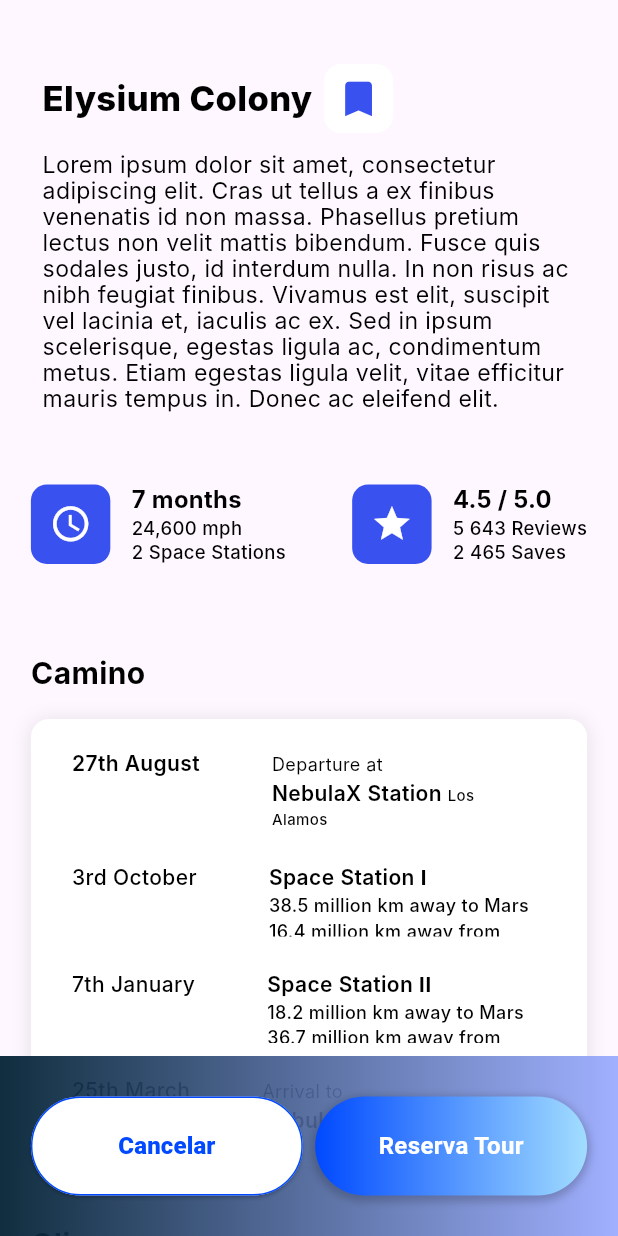
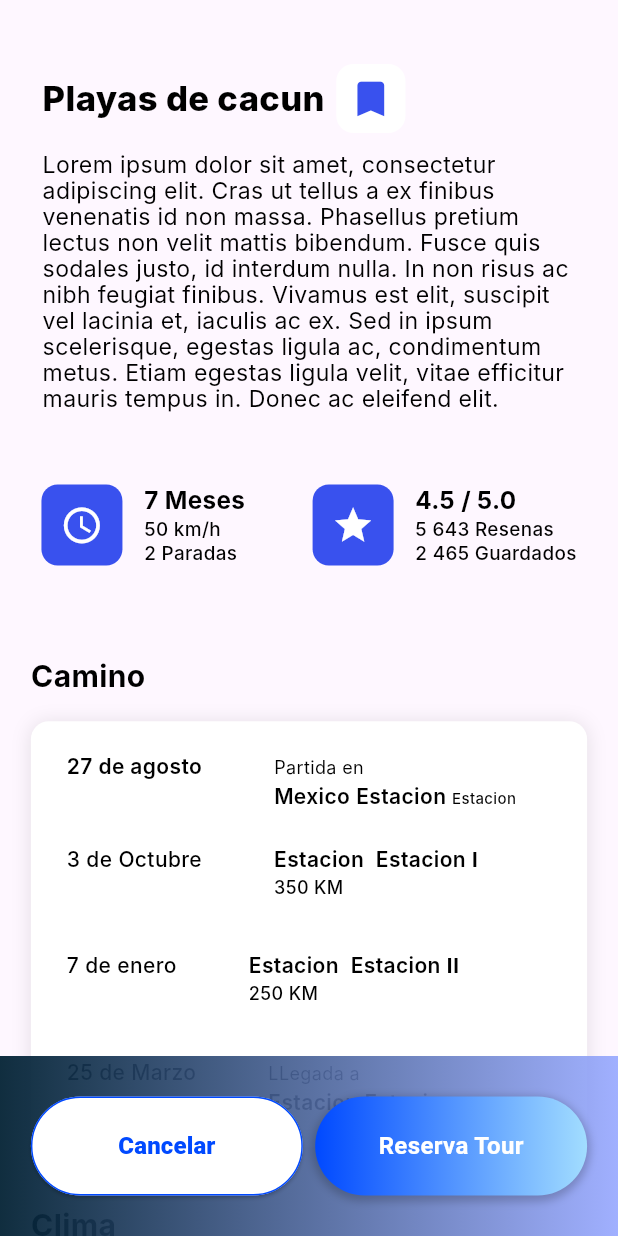
Before and after one commit to MijaelMendoza/Travel_booking, a Flutter app: the ElysiumColony screen opened directly, scrolled down 576 dp, on a phone screen of 412 x 824 dp. Run offline on Flutter 3.47's test engine with Material 3 defaults, Android fonts, the phone set to English and light mode, and no system bars; our stand-ins replace animated_splash_screen, device_preview, firebase_auth, firebase_core; accounts and stored records are empty; Roboto replaces fonts that are missing (Inter, Iowan Old Style).

Commit message:
ultimos cambios

```diff
--- a/lib/booking_service/booking_page.dart
+++ b/lib/booking_service/booking_page.dart
@@ -218,7 +218,7 @@ class Booking extends StatelessWidget {
                                       TextSpan(
                                         children: [
                                           TextSpan(
-                                            text: 'Departure\n',
+                                            text: 'Partida\n',
                                             style: TextStyle(
                                               color: Colors.black,
                                               fontSize: 16,
@@ -227,7 +227,7 @@ class Booking extends StatelessWidget {
                                             ),
                                           ),
                                           TextSpan(
-                                            text: '27th Aug',
+                                            text: '27 de Agosto',
                                             style: TextStyle(
                                               color: Colors.black,
                                               fontSize: 14,
@@ -243,7 +243,7 @@ class Booking extends StatelessWidget {
                                       TextSpan(
                                         children: [
                                           TextSpan(
-                                            text: 'Arrival\n',
+                                            text: 'Llegada\n',
                                             style: TextStyle(
                                               color: Colors.black,
                                               fontSize: 16,
@@ -252,7 +252,7 @@ class Booking extends StatelessWidget {
                                             ),
                                           ),
                                           TextSpan(
-                                            text: '25th Mar',
+                                            text: '25 de Marzo',
                                             style: TextStyle(
                                               color: Colors.black,
                                               fontSize: 14,
@@ -277,7 +277,7 @@ class Booking extends StatelessWidget {
                                             ),
                                           ),
                                           TextSpan(
-                                            text: 'Passengers',
+                                            text: 'Pasajeros',
                                             style: TextStyle(
                                               color: Colors.black,
                                               fontSize: 14,
@@ -340,7 +340,7 @@ class Booking extends StatelessWidget {
                                   ),
                                   SizedBox(height: 8),
                                   Text(
-                                    'No of tickets',
+                                    'No de tickets',
                                     style: TextStyle(
                                       color: Colors.black,
                                       fontSize: 14,
--- a/lib/components/bottom_navbar.dart
+++ b/lib/components/bottom_navbar.dart
@@ -159,10 +159,10 @@ class NavBarState extends State<NavBar> {
   ];
 
   List<String> listOfStrings = [
-    'Home',
-    'Bookings',
-    'Saves',
-    'Account',
+    'Inicio',
+    'Reservas',
+    'Guardados',
+    'Mi cuenta',
   ];
 
   List<Widget> screens = [
--- a/lib/components/elysium_colony.dart
+++ b/lib/components/elysium_colony.dart
@@ -95,7 +95,7 @@ class _ElysiumColonyState extends State<ElysiumColony> {
                             child: const Row(
                               children: [
                                 Text(
-                                  'Elysium Colony',
+                                  'Playas de cacun',
                                   style: TextStyle(
                                     color: Colors.black,
                                     fontSize: 24,
@@ -223,7 +223,7 @@ class _ElysiumColonyState extends State<ElysiumColony> {
                                 crossAxisAlignment: CrossAxisAlignment.start,
                                 children: [
                                   Text(
-                                    '7 months',
+                                    '7 Meses',
                                     style: TextStyle(
                                       color: Colors.black,
                                       fontSize: 18,
@@ -234,7 +234,7 @@ class _ElysiumColonyState extends State<ElysiumColony> {
                                   ),
                                   SizedBox(height: 3),
                                   Text(
-                                    '24,600 mph',
+                                    '50 km/h',
                                     style: TextStyle(
                                       color: Colors.black,
                                       fontSize: 14,
@@ -245,7 +245,7 @@ class _ElysiumColonyState extends State<ElysiumColony> {
                                   ),
                                   SizedBox(height: 3),
                                   Text(
-                                    '2 Space Stations',
+                                    '2 Paradas',
                                     style: TextStyle(
                                       color: Colors.black,
                                       fontSize: 14,
@@ -306,7 +306,7 @@ class _ElysiumColonyState extends State<ElysiumColony> {
                                   ),
                                   SizedBox(height: 3),
                                   Text(
-                                    '5 643 Reviews',
+                                    '5 643 Resenas',
                                     style: TextStyle(
                                       color: Colors.black,
                                       fontSize: 14,
@@ -317,7 +317,7 @@ class _ElysiumColonyState extends State<ElysiumColony> {
                                   ),
                                   SizedBox(height: 3),
                                   Text(
-                                    '2 465 Saves',
+                                    '2 465 Guardados',
                                     style: TextStyle(
                                       color: Colors.black,
                                       fontSize: 14,
@@ -413,7 +413,7 @@ class _ElysiumColonyState extends State<ElysiumColony> {
                                             CrossAxisAlignment.start,
                                         children: [
                                           Text(
-                                            '27th August',
+                                            '27 de agosto',
                                             style: TextStyle(
                                               color: Colors.black,
                                               fontSize: 14,
@@ -428,7 +428,7 @@ class _ElysiumColonyState extends State<ElysiumColony> {
                                               TextSpan(
                                                 children: [
                                                   TextSpan(
-                                                    text: 'Departure at',
+                                                    text: 'Partida en',
                                                     style: TextStyle(
                                                       color: Colors.black,
                                                       fontSize: 12,
@@ -448,7 +448,7 @@ class _ElysiumColonyState extends State<ElysiumColony> {
                                                     ),
                                                   ),
                                                   TextSpan(
-                                                    text: 'NebulaX',
+                                                    text: 'Mexico',
                                                     style: TextStyle(
                                                       color: Colors.black,
                                                       fontSize: 14,
@@ -468,7 +468,7 @@ class _ElysiumColonyState extends State<ElysiumColony> {
                                                     ),
                                                   ),
                                                   TextSpan(
-                                                    text: 'Station ',
+                                                    text: 'Estacion ',
                                                     style: TextStyle(
                                                       color: Colors.black,
                                                       fontSize: 14,
@@ -478,7 +478,7 @@ class _ElysiumColonyState extends State<ElysiumColony> {
                                                     ),
                                                   ),
                                                   TextSpan(
-                                                    text: 'Los Alamos ',
+                                                    text: 'Estacion ',
                                                     style: TextStyle(
                                                       color: Colors.black,
                                                       fontSize: 10,
@@ -502,7 +502,7 @@ class _ElysiumColonyState extends State<ElysiumColony> {
                                             CrossAxisAlignment.start,
                                         children: [
                                           Text(
-                                            '3rd October',
+                                            '3 de Octubre',
                                             style: TextStyle(
                                               color: Colors.black,
                                               fontSize: 14,
@@ -518,7 +518,7 @@ class _ElysiumColonyState extends State<ElysiumColony> {
                                               TextSpan(
                                                 children: [
                                                   TextSpan(
-                                                    text: 'Space',
+                                                    text: 'Estacion ',
                                                     style: TextStyle(
                                                       color: Colors.black,
                                                       fontSize: 14,
@@ -538,7 +538,7 @@ class _ElysiumColonyState extends State<ElysiumColony> {
                                                     ),
                                                   ),
                                                   TextSpan(
-                                                    text: 'Station ',
+                                                    text: 'Estacion ',
                                                     style: TextStyle(
                                                       color: Colors.black,
                                                       fontSize: 14,
@@ -570,7 +570,7 @@ class _ElysiumColonyState extends State<ElysiumColony> {
                                                   ),
                                                   TextSpan(
                                                     text:
-                                                        '38.5 million km away to Mars\n16.4 million km away from Earth\n',
+                                                        '350 KM',
                                                     style: TextStyle(
                                                       color: Colors.black,
                                                       fontSize: 12,
@@ -594,7 +594,7 @@ class _ElysiumColonyState extends State<ElysiumColony> {
                                             CrossAxisAlignment.start,
                                         children: [
                                           Text(
-                                            '7th January',
+                                            '7 de enero',
                                             style: TextStyle(
                                               color: Colors.black,
                                               fontSize: 14,
@@ -610,7 +610,7 @@ class _ElysiumColonyState extends State<ElysiumColony> {
                                               TextSpan(
                                                 children: [
                                                   TextSpan(
-                                                    text: 'Space',
+                                                    text: 'Estacion ',
                                                     style: TextStyle(
                                                       color: Colors.black,
                                                       fontSize: 14,
@@ -630,7 +630,7 @@ class _ElysiumColonyState extends State<ElysiumColony> {
                                                     ),
                                                   ),
                                                   TextSpan(
-                                                    text: 'Station ',
+                                                    text: 'Estacion ',
                                                     style: TextStyle(
                                                       color: Colors.black,
                                                       fontSize: 14,
@@ -662,7 +662,7 @@ class _ElysiumColonyState extends State<ElysiumColony> {
                                                   ),
                                                   TextSpan(
                                                     text:
-                                                        '18.2 million km away to Mars\n36.7 million km away from Earth\n',
+                                                        '250 KM',
                                                     style: TextStyle(
                                                       color: Colors.black,
                                                       fontSize: 12,
@@ -686,7 +686,7 @@ class _ElysiumColonyState extends State<ElysiumColony> {
                                             CrossAxisAlignment.start,
                                         children: [
                                           Text(
-                                            '25th March',
+                                            '25 de Marzo',
                                             style: TextStyle(
                                               color: Colors.black,
                                               fontSize: 14,
@@ -701,7 +701,7 @@ class _ElysiumColonyState extends State<ElysiumColony> {
                                               TextSpan(
                                                 children: [
                                                   TextSpan(
-                                                    text: 'Arrival to',
+                                                    text: 'LLegada a',
                                                     style: TextStyle(
                                                       color: Colors.black,
                                                       fontSize: 12,
@@ -721,7 +721,7 @@ class _ElysiumColonyState extends State<ElysiumColony> {
                                                     ),
                                                   ),
                                                   TextSpan(
-                                                    text: 'NebulaX',
+                                                    text: 'Estacion',
                                                     style: TextStyle(
                                                       color: Colors.black,
                                                       fontSize: 14,
@@ -741,7 +741,7 @@ class _ElysiumColonyState extends State<ElysiumColony> {
                                                     ),
                                                   ),
                                                   TextSpan(
-                                                    text: 'Station ',
+                                                    text: 'Estacion ',
                                                     style: TextStyle(
                                                       color: Colors.black,
                                                       fontSize: 14,
@@ -751,7 +751,7 @@ class _ElysiumColonyState extends State<ElysiumColony> {
                                                     ),
                                                   ),
                                                   TextSpan(
-                                                    text: 'Elysium',
+                                                    text: 'Estacion ',
                                                     style: TextStyle(
                                                       color: Colors.black,
                                                       fontSize: 10,
--- a/lib/main.dart
+++ b/lib/main.dart
@@ -31,7 +31,7 @@ class MyApp extends StatelessWidget {
       debugShowCheckedModeBanner: false,
       home: AnimatedSplashScreen(
         splash: Image.asset(
-          'assets/images/nebulalogo.png',
+          'assets/images/nebulalogo.jpg',
         ),
         nextScreen: SignInPage(),
         splashTransition: SplashTransition.slideTransition,
--- a/lib/user_service/my_account.dart
+++ b/lib/user_service/my_account.dart
@@ -12,7 +12,7 @@ class MyAccountPage extends StatelessWidget {
           mainAxisAlignment: MainAxisAlignment.center,
           children: [
             const Text(
-              "My Account",
+              "Mi Cuenta",
               style: TextStyle(
                 color: Color.fromARGB(255, 0, 0, 0),
                 fontSize: 30,
```
Also changed, not shown: lib/components/home_page.dart (+22 -22 lines), assets/images/elysiumbooking.png, assets/images/nebulalogo.jpg (added), assets/images/nebulalogo1.png (renamed from assets/images/nebulalogo.png).
